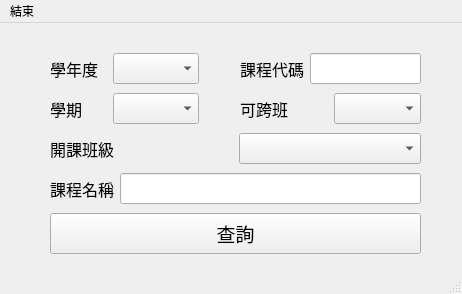
lv1codeman/myPython, file interface.ui: the form before one commit.
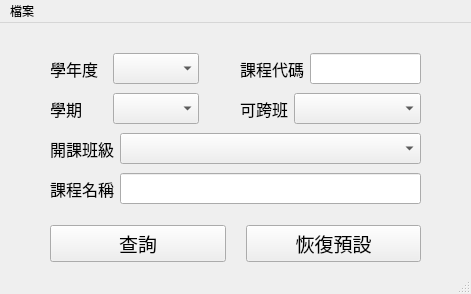
The form after the commit.

Commit message: 開課代碼加入驗證 新增恢復預設按鈕

The edit to the form file:
```diff
--- a/interface.ui
+++ b/interface.ui
@@ -6,7 +6,7 @@
    <rect>
     <x>0</x>
     <y>0</y>
-    <width>462</width>
+    <width>471</width>
     <height>294</height>
    </rect>
   </property>
@@ -14,25 +14,6 @@
    <string>MainWindow</string>
   </property>
   <widget class="QWidget" name="centralwidget">
-   <widget class="QPushButton" name="pbtn_search">
-    <property name="geometry">
-     <rect>
-      <x>50</x>
-      <y>190</y>
-      <width>371</width>
-      <height>41</height>
-     </rect>
-    </property>
-    <property name="font">
-     <font>
-      <family>微軟正黑體</family>
-      <pointsize>14</pointsize>
-     </font>
-    </property>
-    <property name="text">
-     <string>查詢</string>
-    </property>
-   </widget>
    <widget class="QWidget" name="layoutWidget">
     <property name="geometry">
      <rect>
@@ -80,7 +61,7 @@
       <height>32</height>
      </rect>
     </property>
-    <layout class="QHBoxLayout" name="horizontalLayout_3">
+    <layout class="QHBoxLayout" name="horizontalLayout_3" stretch="1,5">
      <item>
       <widget class="QLabel" name="label_3">
        <property name="font">
@@ -111,6 +92,9 @@
          <pointsize>12</pointsize>
         </font>
        </property>
+       <property name="sizeAdjustPolicy">
+        <enum>QComboBox::AdjustToContents</enum>
+       </property>
       </widget>
      </item>
     </layout>
@@ -124,7 +108,7 @@
       <height>32</height>
      </rect>
     </property>
-    <layout class="QHBoxLayout" name="horizontalLayout_5">
+    <layout class="QHBoxLayout" name="horizontalLayout_5" stretch="1,3">
      <item>
       <widget class="QLabel" name="label_5">
        <property name="font">
@@ -267,19 +251,60 @@
      </item>
     </layout>
    </widget>
+   <widget class="QWidget" name="horizontalLayoutWidget">
+    <property name="geometry">
+     <rect>
+      <x>50</x>
+      <y>200</y>
+      <width>371</width>
+      <height>41</height>
+     </rect>
+    </property>
+    <layout class="QHBoxLayout" name="horizontalLayout_7">
+     <property name="spacing">
+      <number>20</number>
+     </property>
+     <item>
+      <widget class="QPushButton" name="pbtn_search">
+       <property name="font">
+        <font>
+         <family>微軟正黑體</family>
+         <pointsize>14</pointsize>
+        </font>
+       </property>
+       <property name="text">
+        <string>查詢</string>
+       </property>
+      </widget>
+     </item>
+     <item>
+      <widget class="QPushButton" name="pbtn_reset">
+       <property name="font">
+        <font>
+         <family>微軟正黑體</family>
+         <pointsize>14</pointsize>
+        </font>
+       </property>
+       <property name="text">
+        <string>恢復預設</string>
+       </property>
+      </widget>
+     </item>
+    </layout>
+   </widget>
   </widget>
   <widget class="QMenuBar" name="menubar">
    <property name="geometry">
     <rect>
      <x>0</x>
      <y>0</y>
-     <width>462</width>
+     <width>471</width>
      <height>21</height>
     </rect>
    </property>
    <widget class="QMenu" name="menu1">
     <property name="title">
-     <string>結束</string>
+     <string>檔案</string>
     </property>
     <addaction name="actionsss"/>
    </widget>
```
Left out of the diff: 14 changed lines with no effect on the pictures. The commit also changes 8 other files.
